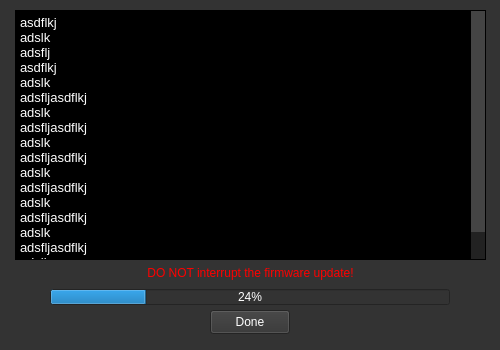
Old version of the form fwupdate/fwupdate.ui in the repository Muse-Kinetics/kmi_midi_device_manager.
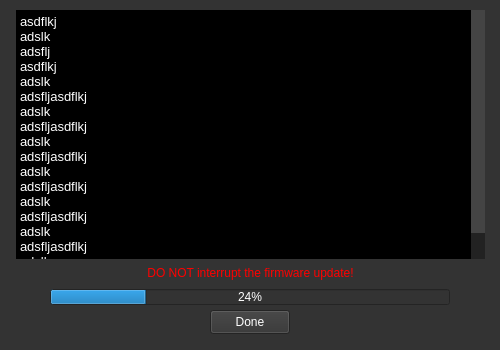
New version of the form.

Commit message: -Fixed stray timer in fwupdate window -Fixed fwupdate window styling

The edit to the form file:
```diff
--- a/fwupdate/fwupdate.ui
+++ b/fwupdate/fwupdate.ui
@@ -132,10 +132,10 @@
     <widget class="QTextEdit" name="console">
      <property name="geometry">
       <rect>
-       <x>15</x>
+       <x>16</x>
        <y>10</y>
-       <width>471</width>
-       <height>250</height>
+       <width>469</width>
+       <height>249</height>
       </rect>
      </property>
      <property name="styleSheet">
@@ -143,6 +143,7 @@
     background-color: rgba(0,0,0,255);
     color: white;
     font: 10px &quot;Futura-normal&quot;;
+border: black;
 }
 
 /* -------------- Scroll Bar --------------- */
```
Left out of the diff: 7 changed lines with no effect on the pictures. The commit also changes 1 other file.
